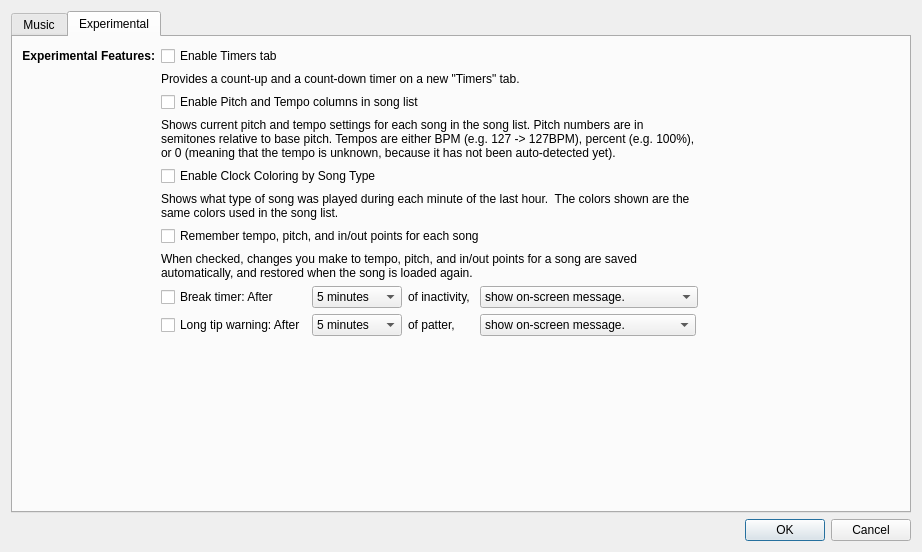
Old version of the form SquareDesk-DEV/test123/preferencesdialog.ui in the repository mpogue2/SquareDesk.
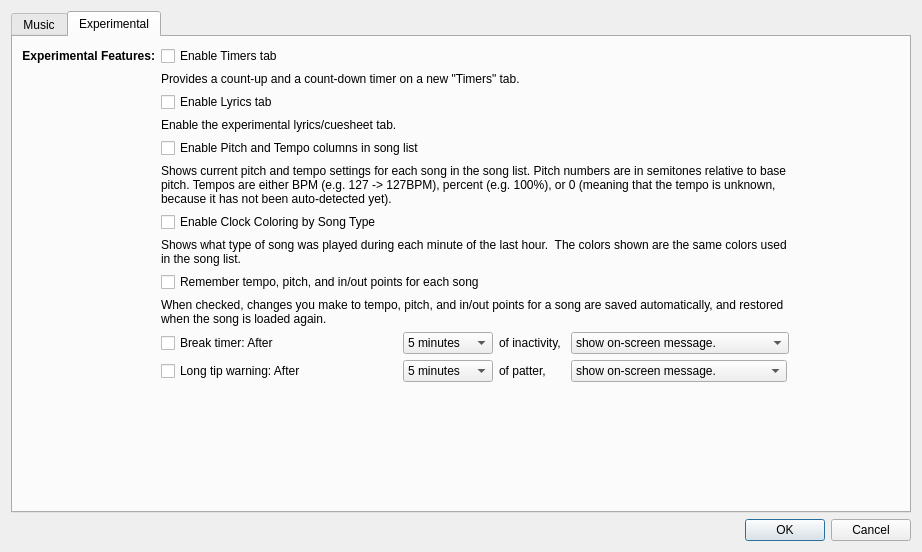
New version of the form. The open tabs and pages were chosen to show the change.

Patch:
```diff
--- a/SquareDesk-DEV/test123/preferencesdialog.ui
+++ b/SquareDesk-DEV/test123/preferencesdialog.ui
@@ -495,7 +495,7 @@
        <string>Experimental</string>
       </attribute>
       <layout class="QGridLayout" name="gridLayout_2">
-       <item row="2" column="1" colspan="3">
+       <item row="4" column="1" colspan="3">
         <widget class="QCheckBox" name="EnablePitchTempoViewCheckbox">
          <property name="text">
           <string>Enable Pitch and Tempo columns in song list</string>
@@ -525,7 +525,7 @@
          </property>
         </widget>
        </item>
-       <item row="12" column="1">
+       <item row="14" column="1">
         <spacer name="verticalSpacer">
          <property name="orientation">
           <enum>Qt::Vertical</enum>
@@ -538,7 +538,7 @@
          </property>
         </spacer>
        </item>
-       <item row="9" column="2">
+       <item row="11" column="2">
         <widget class="QComboBox" name="breakLength">
          <property name="sizePolicy">
           <sizepolicy hsizetype="Fixed" vsizetype="Fixed">
@@ -563,7 +563,7 @@
          </item>
         </widget>
        </item>
-       <item row="9" column="1">
+       <item row="11" column="1">
         <widget class="QCheckBox" name="breakTimerCheckbox">
          <property name="sizePolicy">
           <sizepolicy hsizetype="Fixed" vsizetype="Fixed">
@@ -582,7 +582,7 @@
          </property>
         </widget>
        </item>
-       <item row="9" column="3">
+       <item row="11" column="3">
         <widget class="QLabel" name="inactivityLabel">
          <property name="sizePolicy">
           <sizepolicy hsizetype="Fixed" vsizetype="Preferred">
@@ -595,33 +595,7 @@
          </property>
         </widget>
        </item>
-       <item row="1" column="1" colspan="5">
-        <widget class="QLabel" name="timersHelpLabel">
-         <property name="text">
-          <string>&lt;html&gt;&lt;head/&gt;&lt;body&gt;&lt;p&gt;&lt;span style=&quot;&quot;&gt;Provides a count-up and a count-down timer on a new &amp;quot;Timers&amp;quot; tab.&lt;/span&gt;&lt;/p&gt;&lt;/body&gt;&lt;/html&gt;</string>
-         </property>
-        </widget>
-       </item>
-       <item row="10" column="1">
-        <widget class="QCheckBox" name="longTipCheckbox">
-         <property name="sizePolicy">
-          <sizepolicy hsizetype="Preferred" vsizetype="Fixed">
-           <horstretch>0</horstretch>
-           <verstretch>0</verstretch>
-          </sizepolicy>
-         </property>
-         <property name="minimumSize">
-          <size>
-           <width>0</width>
-           <height>0</height>
-          </size>
-         </property>
-         <property name="text">
-          <string>Long tip warning: After</string>
-         </property>
-        </widget>
-       </item>
-       <item row="10" column="2">
+       <item row="12" column="2">
         <widget class="QComboBox" name="longTipLength">
          <property name="sizePolicy">
           <sizepolicy hsizetype="Fixed" vsizetype="Fixed">
@@ -661,7 +635,33 @@
          </item>
         </widget>
        </item>
-       <item row="10" column="3">
+       <item row="1" column="1" colspan="5">
+        <widget class="QLabel" name="timersHelpLabel">
+         <property name="text">
+          <string>&lt;html&gt;&lt;head/&gt;&lt;body&gt;&lt;p&gt;&lt;span style=&quot;&quot;&gt;Provides a count-up and a count-down timer on a new &amp;quot;Timers&amp;quot; tab.&lt;/span&gt;&lt;/p&gt;&lt;/body&gt;&lt;/html&gt;</string>
+         </property>
+        </widget>
+       </item>
+       <item row="12" column="1">
+        <widget class="QCheckBox" name="longTipCheckbox">
+         <property name="sizePolicy">
+          <sizepolicy hsizetype="Preferred" vsizetype="Fixed">
+           <horstretch>0</horstretch>
+           <verstretch>0</verstretch>
+          </sizepolicy>
+         </property>
+         <property name="minimumSize">
+          <size>
+           <width>0</width>
+           <height>0</height>
+          </size>
+         </property>
+         <property name="text">
+          <string>Long tip warning: After</string>
+         </property>
+        </widget>
+       </item>
+       <item row="12" column="3">
         <widget class="QLabel" name="label_2">
          <property name="sizePolicy">
           <sizepolicy hsizetype="Fixed" vsizetype="Preferred">
@@ -674,7 +674,7 @@
          </property>
         </widget>
        </item>
-       <item row="3" column="1" colspan="5">
+       <item row="5" column="1" colspan="5">
         <widget class="QLabel" name="pitchTempoHelpLabel">
          <property name="text">
           <string>Shows current pitch and tempo settings for each song in the song list. Pitch numbers are in semitones relative to base pitch. Tempos are either BPM (e.g. 127 -&gt; 127BPM), percent (e.g. 100%), or 0 (meaning that the tempo is unknown, because it has not been auto-detected yet).</string>
@@ -684,7 +684,7 @@
          </property>
         </widget>
        </item>
-       <item row="5" column="1" colspan="5">
+       <item row="7" column="1" colspan="5">
         <widget class="QLabel" name="clockColoringHelpLabel">
          <property name="text">
           <string>Shows what type of song was played during each minute of the last hour.  The colors shown are the same colors used in the song list.</string>
@@ -697,7 +697,7 @@
          </property>
         </widget>
        </item>
-       <item row="8" column="1" colspan="5">
+       <item row="10" column="1" colspan="5">
         <widget class="QLabel" name="saveSongPrefsHelpLabel">
          <property name="text">
           <string>When checked, changes you make to tempo, pitch, and in/out points for a song are saved automatically, and restored when the song is loaded again.</string>
@@ -707,7 +707,14 @@
          </property>
         </widget>
        </item>
-       <item row="10" column="4" colspan="4">
+       <item row="6" column="1" colspan="4">
+        <widget class="QCheckBox" name="EnableClockColoring">
+         <property name="text">
+          <string>Enable Clock Coloring by Song Type</string>
+         </property>
+        </widget>
+       </item>
+       <item row="12" column="4" colspan="4">
         <widget class="QComboBox" name="afterLongTipAction">
          <property name="sizePolicy">
           <sizepolicy hsizetype="Fixed" vsizetype="Fixed">
@@ -736,50 +743,7 @@
          </item>
         </widget>
        </item>
-       <item row="9" column="4" colspan="2">
-        <widget class="QComboBox" name="afterBreakAction">
-         <property name="sizePolicy">
-          <sizepolicy hsizetype="Preferred" vsizetype="Fixed">
-           <horstretch>0</horstretch>
-           <verstretch>0</verstretch>
-          </sizepolicy>
-         </property>
-         <property name="minimumSize">
-          <size>
-           <width>200</width>
-           <height>0</height>
-          </size>
-         </property>
-         <item>
-          <property name="text">
-           <string>show on-screen message.</string>
-          </property>
-         </item>
-         <item>
-          <property name="text">
-           <string>play a reminder tone (NOT_IMPL).</string>
-          </property>
-         </item>
-         <item>
-          <property name="text">
-           <string>play the current song (NOT_IMPL).</string>
-          </property>
-         </item>
-         <item>
-          <property name="text">
-           <string>play the next song (NOT_IMPL).</string>
-          </property>
-         </item>
-        </widget>
-       </item>
-       <item row="4" column="1" colspan="4">
-        <widget class="QCheckBox" name="EnableClockColoring">
-         <property name="text">
-          <string>Enable Clock Coloring by Song Type</string>
-         </property>
-        </widget>
-       </item>
-       <item row="7" column="1" colspan="4">
+       <item row="9" column="1" colspan="4">
         <widget class="QCheckBox" name="checkBoxSaveSongPreferencesInConfig">
          <property name="sizePolicy">
           <sizepolicy hsizetype="Minimum" vsizetype="Fixed">
@@ -792,6 +756,56 @@
          </property>
         </widget>
        </item>
+       <item row="11" column="4" colspan="2">
+        <widget class="QComboBox" name="afterBreakAction">
+         <property name="sizePolicy">
+          <sizepolicy hsizetype="Preferred" vsizetype="Fixed">
+           <horstretch>0</horstretch>
+           <verstretch>0</verstretch>
+          </sizepolicy>
+         </property>
+         <property name="minimumSize">
+          <size>
+           <width>200</width>
+           <height>0</height>
+          </size>
+         </property>
+         <item>
+          <property name="text">
+           <string>show on-screen message.</string>
+          </property>
+         </item>
+         <item>
+          <property name="text">
+           <string>play a reminder tone (NOT_IMPL).</string>
+          </property>
+         </item>
+         <item>
+          <property name="text">
+           <string>play the current song (NOT_IMPL).</string>
+          </property>
+         </item>
+         <item>
+          <property name="text">
+           <string>play the next song (NOT_IMPL).</string>
+          </property>
+         </item>
+        </widget>
+       </item>
+       <item row="2" column="1">
+        <widget class="QCheckBox" name="EnableCuesheetTabCheckbox">
+         <property name="text">
+          <string>Enable Lyrics tab</string>
+         </property>
+        </widget>
+       </item>
+       <item row="3" column="1">
+        <widget class="QLabel" name="cuesheetHelpLabel">
+         <property name="text">
+          <string>Enable the experimental lyrics/cuesheet tab.</string>
+         </property>
+        </widget>
+       </item>
       </layout>
      </widget>
     </widget>
```
Left out of the diff: 2 changed lines with no effect on the pictures.
